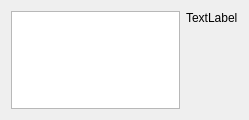
Above: CMain.ui from skynowa/xxxdb before the change. Below: the same form after it.
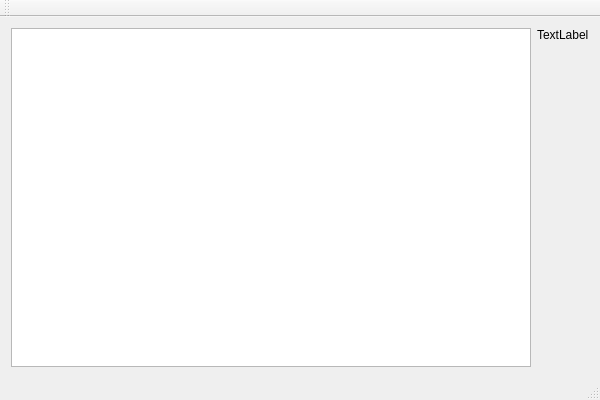
That is the form after the change.

Diff of the .ui file:
```diff
--- a/CMain.ui
+++ b/CMain.ui
@@ -1,18 +1,19 @@
 <?xml version="1.0" encoding="UTF-8"?>
 <ui version="4.0">
  <class>CMainClass</class>
- <widget class="QWidget" name="CMainClass">
+ <widget class="QMainWindow" name="CMainClass">
   <property name="geometry">
    <rect>
     <x>0</x>
     <y>0</y>
-    <width>249</width>
-    <height>120</height>
+    <width>600</width>
+    <height>400</height>
    </rect>
   </property>
   <property name="windowTitle">
    <string>CMain</string>
   </property>
+  <widget class="QWidget" name="centralWidget">
   <layout class="QGridLayout" name="gridLayout">
    <item row="0" column="0" rowspan="2">
     <widget class="QTableView" name="tabvInfo"/>
@@ -32,13 +33,33 @@
      <property name="sizeHint" stdset="0">
       <size>
        <width>20</width>
-       <height>40</height>
+        <height>310</height>
       </size>
      </property>
     </spacer>
    </item>
   </layout>
  </widget>
+  <widget class="QMenuBar" name="menuBar">
+   <property name="geometry">
+    <rect>
+     <x>0</x>
+     <y>0</y>
+     <width>600</width>
+     <height>20</height>
+    </rect>
+   </property>
+  </widget>
+  <widget class="QToolBar" name="mainToolBar">
+   <attribute name="toolBarArea">
+    <enum>TopToolBarArea</enum>
+   </attribute>
+   <attribute name="toolBarBreak">
+    <bool>false</bool>
+   </attribute>
+  </widget>
+  <widget class="QStatusBar" name="statusBar"/>
+ </widget>
  <layoutdefault spacing="6" margin="11"/>
  <resources/>
  <connections/>
```
Left out of the diff: 4 changed lines with no effect on the pictures. Lines whose indentation alone changed are shown as unchanged.
